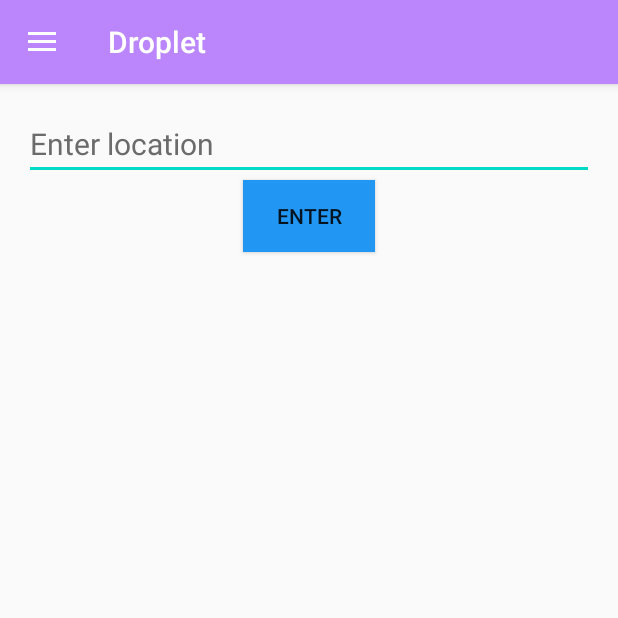
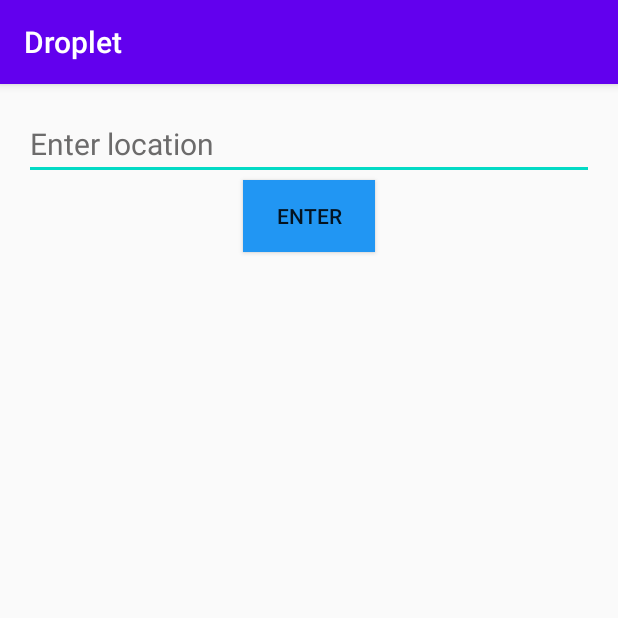
Before and after one commit to paceuniversity/cs389f2022team1, an Android app: the MainActivity screen opened directly, with no data from a screen before it, on a phone screen of 412 x 824 dp, the top half of it. Run offline under Robolectric (Android 15) with nearby library versions, the phone set to English and light mode, and no system bars.

Commit message:
Revert "feature: add hamburger menu and linked pages"

```diff
--- a/WaterQualityApp/app/build.gradle
+++ b/WaterQualityApp/app/build.gradle
@@ -31,7 +31,6 @@ android {
 dependencies {
 
     implementation 'com.android.support:appcompat-v7:28.0.0'
-    implementation 'com.android.support:design:28.0.0'
     implementation 'com.android.support.constraint:constraint-layout:2.0.4'
     testImplementation 'junit:junit:4.13.2'
     androidTestImplementation 'com.android.support.test:runner:1.0.2'
--- a/WaterQualityApp/app/src/main/java/com/example/waterqualityapp/HomeFragment.java
+++ /dev/null
@@ -1,38 +0,0 @@
-package com.example.waterqualityapp;
-
-import android.os.Bundle;
-import android.support.annotation.NonNull;
-import android.support.annotation.Nullable;
-import android.support.v4.app.Fragment;
-import android.support.v4.app.FragmentManager;
-import android.support.v4.app.FragmentTransaction;
-import android.view.LayoutInflater;
-import android.view.View;
-import android.view.ViewGroup;
-import android.widget.Button;
-import android.widget.EditText;
-import android.widget.Toast;
-
-public class HomeFragment extends Fragment {
-    public static final String EXTRA_MESSAGE = "com.example.WaterQualityApp.MESSAGE";
-    public View returnedView;
-    @Nullable
-    @Override
-    public View onCreateView(@NonNull LayoutInflater inflater, @Nullable ViewGroup container, @Nullable Bundle savedInstanceState) {
-        returnedView = inflater.inflate(R.layout.fragment_home, container, false);
-        Button button = (Button) returnedView.findViewById(R.id.enter_button);
-        button.setOnClickListener(new View.OnClickListener() {
-            @Override
-            public void onClick(View v) {
-                Fragment fragment = new DisplayButtons();
-                FragmentManager fragmentManager = getActivity().getSupportFragmentManager();
-                FragmentTransaction fragmentTransaction = fragmentManager.beginTransaction();
-                fragmentTransaction.replace(R.id.fragment_container, fragment);
-                fragmentTransaction.addToBackStack(null);
-                fragmentTransaction.commit();
-            }
-        });
-
-        return returnedView;
-    }
-}
--- a/WaterQualityApp/app/src/main/java/com/example/waterqualityapp/MainActivity.java
+++ b/WaterQualityApp/app/src/main/java/com/example/waterqualityapp/MainActivity.java
@@ -1,50 +1,23 @@
 package com.example.waterqualityapp;
 
 import android.content.Intent;
-import android.support.annotation.NonNull;
-import android.support.design.widget.NavigationView;
-import android.support.v4.view.GravityCompat;
-import android.support.v4.widget.DrawerLayout;
-import android.support.v7.app.ActionBarDrawerToggle;
 import android.support.v7.app.AppCompatActivity;
 import android.os.Bundle;
-import android.support.v7.widget.Toolbar;
-import android.view.MenuItem;
+import android.view.View;
+import android.widget.EditText;
 import android.Manifest;
 import android.content.pm.PackageManager;
 import android.support.v4.app.ActivityCompat;
 import android.support.v4.content.ContextCompat;
 import android.widget.Toast;
 
-public class MainActivity extends AppCompatActivity implements NavigationView.OnNavigationItemSelectedListener {
-    private DrawerLayout drawer;
+public class MainActivity extends AppCompatActivity {
+    public static final String EXTRA_MESSAGE = "com.example.WaterQualityApp.MESSAGE";
 
     @Override
     protected void onCreate(Bundle savedInstanceState) {
         super.onCreate(savedInstanceState);
         setContentView(R.layout.activity_main);
-
-        Toolbar toolbar = findViewById(R.id.toolbar);
-        setSupportActionBar(toolbar);
-
-        drawer = findViewById(R.id.drawer_layout);
-        NavigationView navigationView = findViewById(R.id.nav_view);
-        navigationView.setNavigationItemSelectedListener(this);
-
-        ActionBarDrawerToggle toggle = new ActionBarDrawerToggle(this, drawer, toolbar,
-                R.string.navigation_drawer_open,R.string.navigation_drawer_close);
-
-        drawer.addDrawerListener(toggle);
-
-        toggle.syncState();
-
-        if (savedInstanceState == null) {
-            getSupportFragmentManager().beginTransaction().replace(R.id.fragment_container,
-                    new HomeFragment()).commit();
-            navigationView.setCheckedItem(R.id.nav_home);
-        }
-
-
         if (ContextCompat.checkSelfPermission(MainActivity.this,
                 Manifest.permission.ACCESS_FINE_LOCATION) != PackageManager.PERMISSION_GRANTED){
             if (ActivityCompat.shouldShowRequestPermissionRationale(MainActivity.this,
@@ -55,33 +28,6 @@ public class MainActivity extends AppCompatActivity implements NavigationView.On
                 ActivityCompat.requestPermissions(MainActivity.this,
                         new String[]{Manifest.permission.ACCESS_FINE_LOCATION}, 1);
             }
-        }
-    }
-
-    @Override
-    public boolean onNavigationItemSelected(@NonNull MenuItem item) {
-        switch (item.getItemId()) {
-            case R.id.nav_home:
-                getSupportFragmentManager().beginTransaction().replace(R.id.fragment_container,
-                        new HomeFragment()).commit();
-                break;
-            case R.id.nav_settings:
-                getSupportFragmentManager().beginTransaction().replace(R.id.fragment_container,
-                        new SettingsFragment()).commit();
-                break;
-        }
-
-        drawer.closeDrawer(GravityCompat.START);
-        return true;
-    }
-
-    @Override
-    public void onBackPressed() {
-        if (drawer.isDrawerOpen(GravityCompat.START)) {
-            drawer.closeDrawer(GravityCompat.START);
-        }
-        else {
-            super.onBackPressed();
         }
     }
 
@@ -102,4 +48,14 @@ public class MainActivity extends AppCompatActivity implements NavigationView.On
             }
         }
     }
+
+    public void sendMessage(View view) {
+        // Do something in response to button
+        Intent intent = new Intent(this, DisplayButtons.class);
+        EditText editText = (EditText) findViewById(R.id.inputBox);
+        String message = editText.getText().toString();
+        intent.putExtra(EXTRA_MESSAGE, message);
+        startActivity(intent);
+
+    }
 }
--- a/WaterQualityApp/app/src/main/res/drawable/ic_settings.xml
+++ /dev/null
@@ -1,5 +0,0 @@
-<vector android:height="24dp" android:tint="#000000"
-    android:viewportHeight="24" android:viewportWidth="24"
-    android:width="24dp" xmlns:android="http://schemas.android.com/apk/res/android">
-    <path android:fillColor="@android:color/white" android:pathData="M19.14,12.94c0.04,-0.3 0.06,-0.61 0.06,-0.94c0,-0.32 -0.02,-0.64 -0.07,-0.94l2.03,-1.58c0.18,-0.14 0.23,-0.41 0.12,-0.61l-1.92,-3.32c-0.12,-0.22 -0.37,-0.29 -0.59,-0.22l-2.39,0.96c-0.5,-0.38 -1.03,-0.7 -1.62,-0.94L14.4,2.81c-0.04,-0.24 -0.24,-0.41 -0.48,-0.41h-3.84c-0.24,0 -0.43,0.17 -0.47,0.41L9.25,5.35C8.66,5.59 8.12,5.92 7.63,6.29L5.24,5.33c-0.22,-0.08 -0.47,0 -0.59,0.22L2.74,8.87C2.62,9.08 2.66,9.34 2.86,9.48l2.03,1.58C4.84,11.36 4.8,11.69 4.8,12s0.02,0.64 0.07,0.94l-2.03,1.58c-0.18,0.14 -0.23,0.41 -0.12,0.61l1.92,3.32c0.12,0.22 0.37,0.29 0.59,0.22l2.39,-0.96c0.5,0.38 1.03,0.7 1.62,0.94l0.36,2.54c0.05,0.24 0.24,0.41 0.48,0.41h3.84c0.24,0 0.44,-0.17 0.47,-0.41l0.36,-2.54c0.59,-0.24 1.13,-0.56 1.62,-0.94l2.39,0.96c0.22,0.08 0.47,0 0.59,-0.22l1.92,-3.32c0.12,-0.22 0.07,-0.47 -0.12,-0.61L19.14,12.94zM12,15.6c-1.98,0 -3.6,-1.62 -3.6,-3.6s1.62,-3.6 3.6,-3.6s3.6,1.62 3.6,3.6S13.98,15.6 12,15.6z"/>
-</vector>
--- a/WaterQualityApp/app/src/main/res/drawable/ic_water_drop.xml
+++ /dev/null
@@ -1,5 +0,0 @@
-<vector android:height="24dp" android:tint="#000000"
-    android:viewportHeight="24" android:viewportWidth="24"
-    android:width="24dp" xmlns:android="http://schemas.android.com/apk/res/android">
-    <path android:fillColor="@android:color/white" android:pathData="M12,2c-5.33,4.55 -8,8.48 -8,11.8c0,4.98 3.8,8.2 8,8.2s8,-3.22 8,-8.2C20,10.48 17.33,6.55 12,2zM7.83,14c0.37,0 0.67,0.26 0.74,0.62c0.41,2.22 2.28,2.98 3.64,2.87c0.43,-0.02 0.79,0.32 0.79,0.75c0,0.4 -0.32,0.73 -0.72,0.75c-2.13,0.13 -4.62,-1.09 -5.19,-4.12C7.01,14.42 7.37,14 7.83,14z"/>
-</vector>
--- a/WaterQualityApp/app/src/main/res/layout/activity_main.xml
+++ b/WaterQualityApp/app/src/main/res/layout/activity_main.xml
@@ -1,41 +1,41 @@
 <?xml version="1.0" encoding="utf-8"?>
-<android.support.v4.widget.DrawerLayout xmlns:android="http://schemas.android.com/apk/res/android"
+<android.support.constraint.ConstraintLayout xmlns:android="http://schemas.android.com/apk/res/android"
     xmlns:app="http://schemas.android.com/apk/res-auto"
     xmlns:tools="http://schemas.android.com/tools"
     android:layout_width="match_parent"
     android:layout_height="match_parent"
     android:onClick="sendMessage"
-    tools:context=".MainActivity"
-    android:id="@+id/drawer_layout"
-    android:fitsSystemWindows="true"
-    tools:openDrawer="start">
-    <LinearLayout
-        android:layout_width="match_parent"
-        android:layout_height="match_parent"
-        android:orientation="vertical">
+    tools:context=".MainActivity">
 
-        <android.support.v7.widget.Toolbar
-            android:layout_width="match_parent"
-            android:layout_height="?attr/actionBarSize"
-            android:background="@color/purple_200"
-            android:id="@+id/toolbar"
-            android:theme="@style/ThemeOverlay.AppCompat.Dark.ActionBar"
-            app:popupTheme="@style/ThemeOverlay.AppCompat.Light"
-            android:elevation="4dp"/>
+    <Button
+        android:id="@+id/enter_button"
+        android:layout_width="wrap_content"
+        android:layout_height="wrap_content"
+        android:layout_marginStart="16dp"
+        android:layout_marginEnd="16dp"
+        android:background="#2196F3"
+        android:text="@string/enter"
+        app:layout_constraintEnd_toEndOf="parent"
+        app:layout_constraintHorizontal_bias="0.5"
+        app:layout_constraintStart_toStartOf="parent"
+        app:layout_constraintTop_toBottomOf="@+id/inputBox" />
 
-        <FrameLayout
-            android:id="@id/fragment_container"
-            android:layout_width="match_parent"
-            android:layout_height="match_parent"/>
-
-    </LinearLayout>
-
-    <android.support.design.widget.NavigationView
-        android:layout_width="wrap_content"
-        android:layout_height="match_parent"
-        android:layout_gravity="start"
-        android:id="@+id/nav_view"
-        app:headerLayout="@layout/nav_header"
-        app:menu="@menu/drawer_menu"/>
-
-</android.support.v4.widget.DrawerLayout>
+    <EditText
+        android:id="@+id/inputBox"
+        android:layout_width="0dp"
+        android:layout_height="wrap_content"
+        android:layout_marginStart="16dp"
+        android:layout_marginTop="16dp"
+        android:layout_marginEnd="16dp"
+        android:ems="10"
+        android:inputType="textPersonName"
+        android:text="@string/enter_location"
+        android:textColor="#6C6B6B"
+        android:textSize="20sp"
+        android:textStyle="normal"
+        app:layout_constraintBottom_toTopOf="@+id/enter_button"
+        app:layout_constraintEnd_toEndOf="parent"
+        app:layout_constraintHorizontal_bias="0.497"
+        app:layout_constraintStart_toStartOf="parent"
+        app:layout_constraintTop_toTopOf="parent" />
+</android.support.constraint.ConstraintLayout>
--- a/WaterQualityApp/app/src/main/res/layout/fragment_home.xml
+++ /dev/null
@@ -1,39 +0,0 @@
-<?xml version="1.0" encoding="utf-8"?>
-<android.support.constraint.ConstraintLayout xmlns:android="http://schemas.android.com/apk/res/android"
-    android:layout_width="match_parent"
-    android:layout_height="match_parent"
-    xmlns:app="http://schemas.android.com/apk/res-auto">
-
-    <Button
-        android:id="@+id/enter_button"
-        android:layout_width="wrap_content"
-        android:layout_height="wrap_content"
-        android:layout_marginStart="16dp"
-        android:layout_marginEnd="16dp"
-        android:background="#2196F3"
-        android:text="@string/enter"
-        app:layout_constraintEnd_toEndOf="parent"
-        app:layout_constraintHorizontal_bias="0.5"
-        app:layout_constraintStart_toStartOf="parent"
-        app:layout_constraintTop_toBottomOf="@+id/inputBox" />
-
-    <EditText
-        android:id="@+id/inputBox"
-        android:layout_width="0dp"
-        android:layout_height="wrap_content"
-        android:layout_marginStart="16dp"
-        android:layout_marginTop="16dp"
-        android:layout_marginEnd="16dp"
-        android:ems="10"
-        android:inputType="textPersonName"
-        android:text="@string/enter_location"
-        android:textColor="#6C6B6B"
-        android:textSize="20sp"
-        android:textStyle="normal"
-        app:layout_constraintBottom_toTopOf="@+id/enter_button"
-        app:layout_constraintEnd_toEndOf="parent"
-        app:layout_constraintHorizontal_bias="0.497"
-        app:layout_constraintStart_toStartOf="parent"
-        app:layout_constraintTop_toTopOf="parent" />
-
-</android.support.constraint.ConstraintLayout>
--- a/WaterQualityApp/app/src/main/res/menu/drawer_menu.xml
+++ /dev/null
@@ -1,15 +0,0 @@
-<?xml version="1.0" encoding="utf-8"?>
-<menu xmlns:android="http://schemas.android.com/apk/res/android"
-    xmlns:tools="http://schemas.android.com/tools"
-    tools:showIn="navigation_view">
-    <group android:checkableBehavior="single">
-        <item android:id="@+id/nav_home"
-            android:icon="@drawable/ic_water_drop"
-            android:title="Home"/>
-
-        <item android:id="@+id/nav_settings"
-            android:icon="@drawable/ic_settings"
-            android:title="Settings"/>
-
-    </group>
-</menu>
--- a/WaterQualityApp/app/src/main/res/values/colors.xml
+++ b/WaterQualityApp/app/src/main/res/values/colors.xml
@@ -7,5 +7,4 @@
     <color name="teal_700">#FF018786</color>
     <color name="black">#FF000000</color>
     <color name="white">#FFFFFFFF</color>
-    <color name="colorAccent">#365FF4</color>
 </resources>
--- a/WaterQualityApp/app/src/main/res/values/ids.xml
+++ /dev/null
@@ -1,4 +0,0 @@
-<?xml version="1.0" encoding="utf-8"?>
-<resources>
-    <item name="fragment_container" type="id" />
-</resources>
--- a/WaterQualityApp/app/src/main/res/values/strings.xml
+++ b/WaterQualityApp/app/src/main/res/values/strings.xml
@@ -6,6 +6,4 @@
     <string name="levels_of_contaminants">Levels of Contaminants</string>
     <string name="color_representation">Color Representation</string>
     <string name="dark_mode">Dark Mode</string>
-    <string name="navigation_drawer_open">Open navigation drawer</string>
-    <string name="navigation_drawer_close">Close navigation drawer</string>
 </resources>
--- a/WaterQualityApp/app/src/main/res/values/themes.xml
+++ b/WaterQualityApp/app/src/main/res/values/themes.xml
@@ -1,12 +1,10 @@
 <resources xmlns:tools="http://schemas.android.com/tools">
     <!-- Base application theme. -->
-    <style name="Theme.WaterQualityApp" parent="Theme.AppCompat.Light.NoActionBar">
+    <style name="Theme.WaterQualityApp" parent="Theme.AppCompat.Light.DarkActionBar">
         <!-- Primary brand color. -->
         <item name="colorPrimary">@color/purple_500</item>
         <item name="colorPrimaryDark">@color/purple_700</item>
         <item name="colorAccent">@color/teal_200</item>
         <!-- Customize your theme here. -->
-        <item name="windowActionBar">false</item>
-        <item name="windowNoTitle">true</item>
     </style>
 </resources>
```
Also changed, not shown: WaterQualityApp/app/src/main/java/com/example/waterqualityapp/DisplayButtons.java (+12 -26 lines), WaterQualityApp/app/src/main/java/com/example/waterqualityapp/SettingsFragment.java (deleted, +0 -17 lines), WaterQualityApp/app/src/main/res/layout/fragment_settings.xml (deleted, +0 -14 lines), WaterQualityApp/app/src/main/res/layout/nav_header.xml (deleted, +0 -15 lines), WaterQualityApp/app/src/main/res/layout/activity_display_buttons.xml (renamed from WaterQualityApp/app/src/main/res/layout/fragment_display_buttons.xml), WaterQualityApp/app/src/main/res/raw/droplet.png (deleted).
